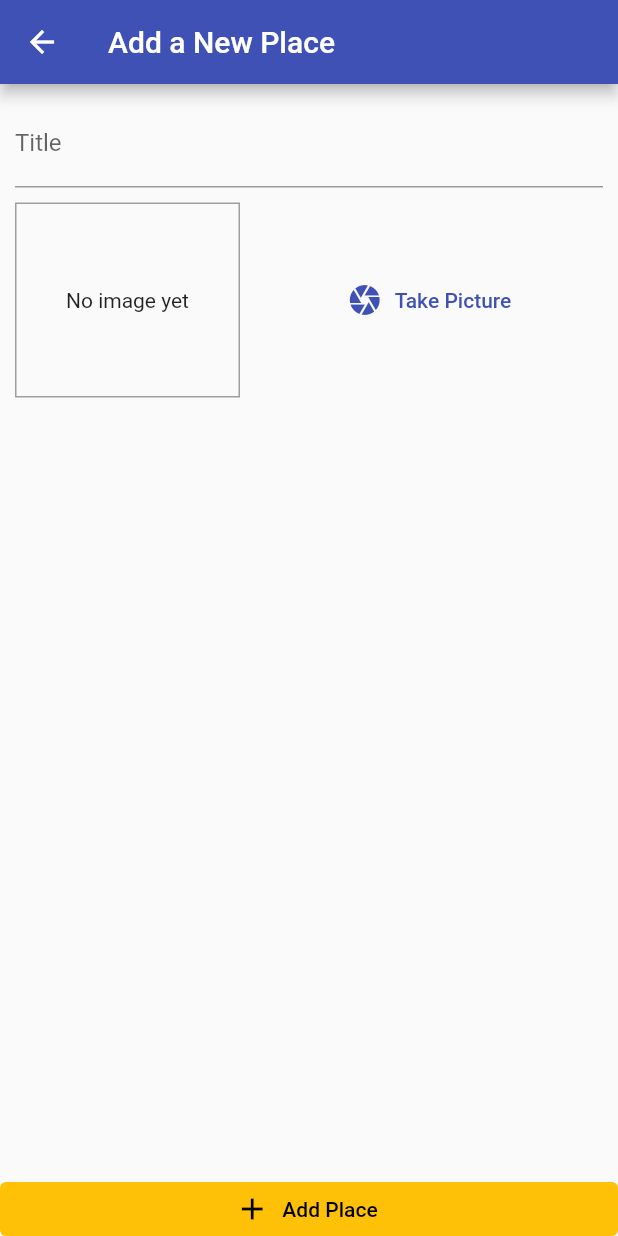
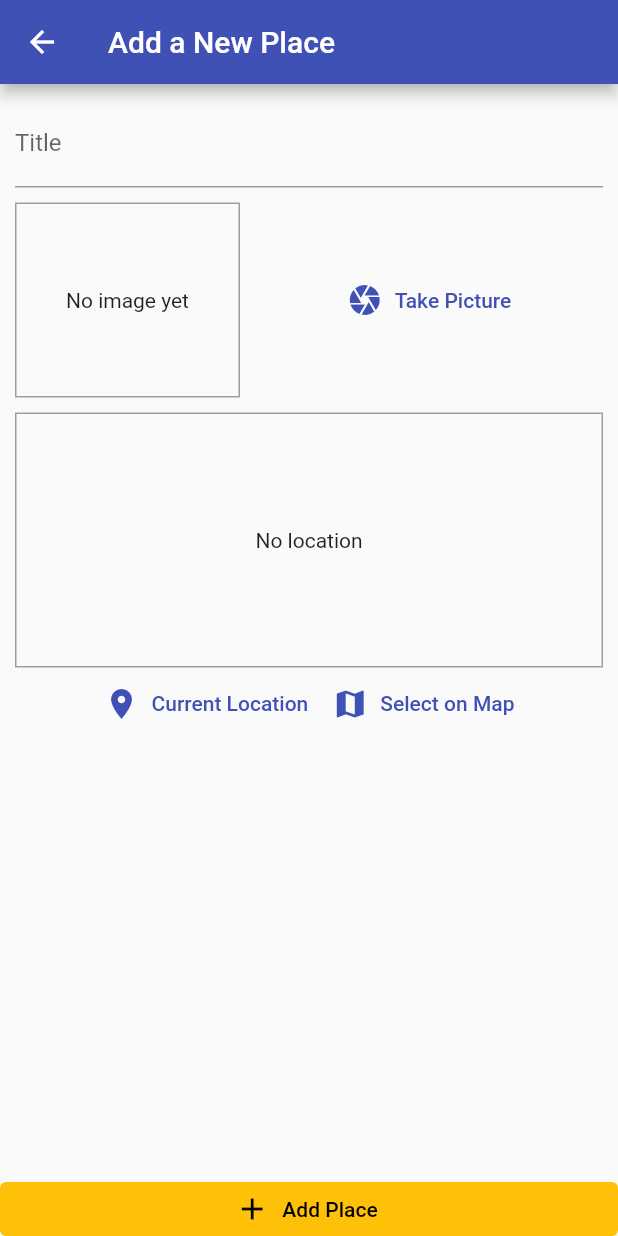
Before and after one commit to mahdibouaziz/flutter_great_places, a Flutter app: the AddPlaceScreen screen opened by its route, on a phone screen of 412 x 824 dp. Run offline on Flutter 3.47's test engine with Material 2 defaults, Android fonts, the phone set to English and light mode, and no system bars; our stand-ins replace image_picker, sqflite; accounts and stored records are empty.

Commit message:
added the add location desin

```diff
--- a/lib/screens/add_place_screen.dart
+++ b/lib/screens/add_place_screen.dart
@@ -3,6 +3,7 @@ import 'dart:io';
 import 'package:flutter/material.dart';
 import 'package:flutter_great_places/providers/great_places.dart';
 import 'package:flutter_great_places/widgets/image_input.dart';
+import 'package:flutter_great_places/widgets/location_input.dart';
 import 'package:provider/provider.dart';
 
 class AddPlaceScreen extends StatefulWidget {
@@ -53,6 +54,8 @@ class _AddPlaceScreenState extends State<AddPlaceScreen> {
                     ),
                     const SizedBox(height: 10),
                     ImageInput(_selectImage),
+                    const SizedBox(height: 10),
+                    LocaitonInput(),
                   ],
                 ),
               ),
--- /dev/null
+++ b/lib/widgets/location_input.dart
@@ -0,0 +1,53 @@
+import 'package:flutter/material.dart';
+
+class LocaitonInput extends StatefulWidget {
+  const LocaitonInput({Key? key}) : super(key: key);
+
+  @override
+  State<LocaitonInput> createState() => _LocaitonInputState();
+}
+
+class _LocaitonInputState extends State<LocaitonInput> {
+  String? _previewImageUrl;
+
+  @override
+  Widget build(BuildContext context) {
+    return Column(
+      children: [
+        Container(
+          height: 170,
+          width: double.infinity,
+          alignment: Alignment.center,
+          decoration: BoxDecoration(
+            border: Border.all(width: 1, color: Colors.grey),
+          ),
+          child: _previewImageUrl == null
+              ? const Text(
+                  "No location",
+                  textAlign: TextAlign.center,
+                )
+              : Image.network(
+                  _previewImageUrl as String,
+                  fit: BoxFit.cover,
+                  width: double.infinity,
+                ),
+        ),
+        Row(
+          mainAxisAlignment: MainAxisAlignment.center,
+          children: [
+            TextButton.icon(
+              onPressed: () {},
+              icon: const Icon(Icons.location_on),
+              label: const Text("Current Location"),
+            ),
+            TextButton.icon(
+              onPressed: () {},
+              icon: const Icon(Icons.map),
+              label: const Text("Select on Map"),
+            )
+          ],
+        )
+      ],
+    );
+  }
+}
--- a/pubspec.yaml
+++ b/pubspec.yaml
@@ -39,6 +39,7 @@ dependencies:
   path_provider: ^2.0.9
   path: ^1.8.0
   sqflite: ^2.0.2
+  location: ^4.3.0
 
 dev_dependencies:
   flutter_test:
```
Also changed, not shown: pubspec.lock, 2 other files.
